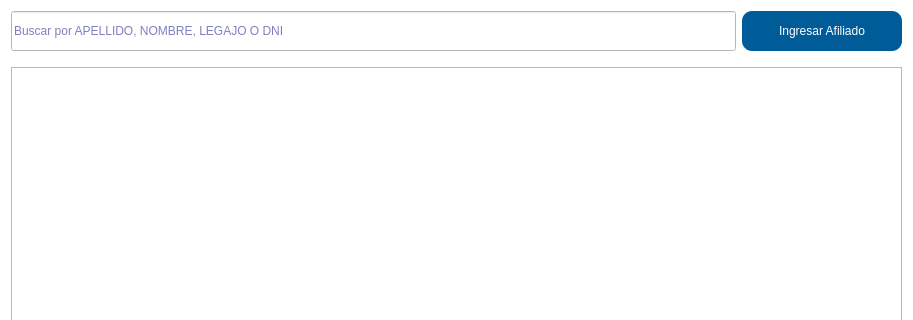
Qt form gui/listas/listaAfiliados.ui (shae-ra/sindicato) before a commit; both pictures show x 0 to 913 and y 0 to 320 of the 913 by 643 pixel window.
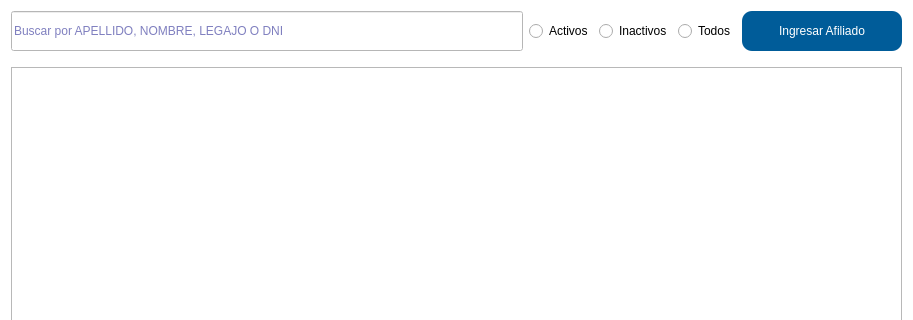
The same form after that commit. Icons and pictures are not drawn. Custom widgets are drawn as their Qt base class.

Commit message:
ENHANCEMENT - Filtro de activos para afiliados.
En la lista de afiliados puedo elegir si ver los activos, inactivos o
todos.

Diff of the .ui file:
```diff
--- a/gui/listas/listaAfiliados.ui
+++ b/gui/listas/listaAfiliados.ui
@@ -430,8 +430,15 @@
   </property>
   <layout class="QGridLayout" name="gridLayout">
    <item row="0" column="0">
-    <layout class="QGridLayout" name="gridLayout_2" rowstretch="2,0,98" columnstretch="90,10">
-     <item row="1" column="0" colspan="2">
+    <layout class="QGridLayout" name="gridLayout_2" rowstretch="0,0,1" columnstretch="90,0,0,0,0">
+     <item row="0" column="3">
+      <widget class="QRadioButton" name="rad_todos">
+       <property name="text">
+        <string>Todos</string>
+       </property>
+      </widget>
+     </item>
+     <item row="1" column="0" colspan="5">
       <spacer name="horizontalSpacer">
        <property name="font">
         <font>
@@ -452,7 +459,7 @@
        </property>
       </spacer>
      </item>
-     <item row="2" column="0" colspan="2">
+     <item row="2" column="0" colspan="5">
       <widget class="ListadoAfiliadosContextM" name="tbl_afiliados">
        <property name="palette">
         <palette>
@@ -552,7 +559,75 @@
        </attribute>
       </widget>
      </item>
-     <item row="0" column="1">
+     <item row="0" column="0">
+      <widget class="QLineEdit" name="ln_buscar">
+       <property name="sizePolicy">
+        <sizepolicy hsizetype="Expanding" vsizetype="Expanding">
+         <horstretch>0</horstretch>
+         <verstretch>0</verstretch>
+        </sizepolicy>
+       </property>
+       <property name="palette">
+        <palette>
+         <active>
+          <colorrole role="Text">
+           <brush brushstyle="SolidPattern">
+            <color alpha="255">
+             <red>0</red>
+             <green>0</green>
+             <blue>127</blue>
+            </color>
+           </brush>
+          </colorrole>
+         </active>
+         <inactive>
+          <colorrole role="Text">
+           <brush brushstyle="SolidPattern">
+            <color alpha="255">
+             <red>0</red>
+             <green>0</green>
+             <blue>127</blue>
+            </color>
+           </brush>
+          </colorrole>
+         </inactive>
+         <disabled>
+          <colorrole role="Text">
+           <brush brushstyle="SolidPattern">
+            <color alpha="255">
+             <red>127</red>
+             <green>127</green>
+             <blue>127</blue>
+            </color>
+           </brush>
+          </colorrole>
+         </disabled>
+        </palette>
+       </property>
+       <property name="mouseTracking">
+        <bool>false</bool>
+       </property>
+       <property name="styleSheet">
+        <string notr="true"/>
+       </property>
+       <property name="text">
+        <string/>
+       </property>
+       <property name="frame">
+        <bool>true</bool>
+       </property>
+       <property name="dragEnabled">
+        <bool>false</bool>
+       </property>
+       <property name="placeholderText">
+        <string>Buscar por APELLIDO, NOMBRE, LEGAJO O DNI</string>
+       </property>
+       <property name="clearButtonEnabled">
+        <bool>true</bool>
+       </property>
+      </widget>
+     </item>
+     <item row="0" column="4">
       <widget class="QPushButton" name="btn_nuevo">
        <property name="sizePolicy">
         <sizepolicy hsizetype="Expanding" vsizetype="Fixed">
@@ -602,71 +677,17 @@
        </property>
       </widget>
      </item>
-     <item row="0" column="0">
-      <widget class="QLineEdit" name="ln_buscar">
-       <property name="sizePolicy">
-        <sizepolicy hsizetype="Expanding" vsizetype="Expanding">
-         <horstretch>0</horstretch>
-         <verstretch>0</verstretch>
-        </sizepolicy>
-       </property>
-       <property name="palette">
-        <palette>
-         <active>
-          <colorrole role="Text">
-           <brush brushstyle="SolidPattern">
-            <color alpha="255">
-             <red>0</red>
-             <green>0</green>
-             <blue>127</blue>
-            </color>
-           </brush>
-          </colorrole>
-         </active>
-         <inactive>
-          <colorrole role="Text">
-           <brush brushstyle="SolidPattern">
-            <color alpha="255">
-             <red>0</red>
-             <green>0</green>
-             <blue>127</blue>
-            </color>
-           </brush>
-          </colorrole>
-         </inactive>
-         <disabled>
-          <colorrole role="Text">
-           <brush brushstyle="SolidPattern">
-            <color alpha="255">
-             <red>127</red>
-             <green>127</green>
-             <blue>127</blue>
-            </color>
-           </brush>
-          </colorrole>
-         </disabled>
-        </palette>
-       </property>
-       <property name="mouseTracking">
-        <bool>false</bool>
-       </property>
-       <property name="styleSheet">
-        <string notr="true"/>
-       </property>
+     <item row="0" column="2">
+      <widget class="QRadioButton" name="rad_inactivos">
        <property name="text">
-        <string/>
+        <string>Inactivos</string>
        </property>
-       <property name="frame">
-        <bool>true</bool>
-       </property>
-       <property name="dragEnabled">
-        <bool>false</bool>
-       </property>
-       <property name="placeholderText">
-        <string>Buscar por APELLIDO, NOMBRE, LEGAJO O DNI</string>
-       </property>
-       <property name="clearButtonEnabled">
-        <bool>true</bool>
+      </widget>
+     </item>
+     <item row="0" column="1">
+      <widget class="QRadioButton" name="rad_activos">
+       <property name="text">
+        <string>Activos</string>
        </property>
       </widget>
      </item>
```
The commit also changes 2 other files.
